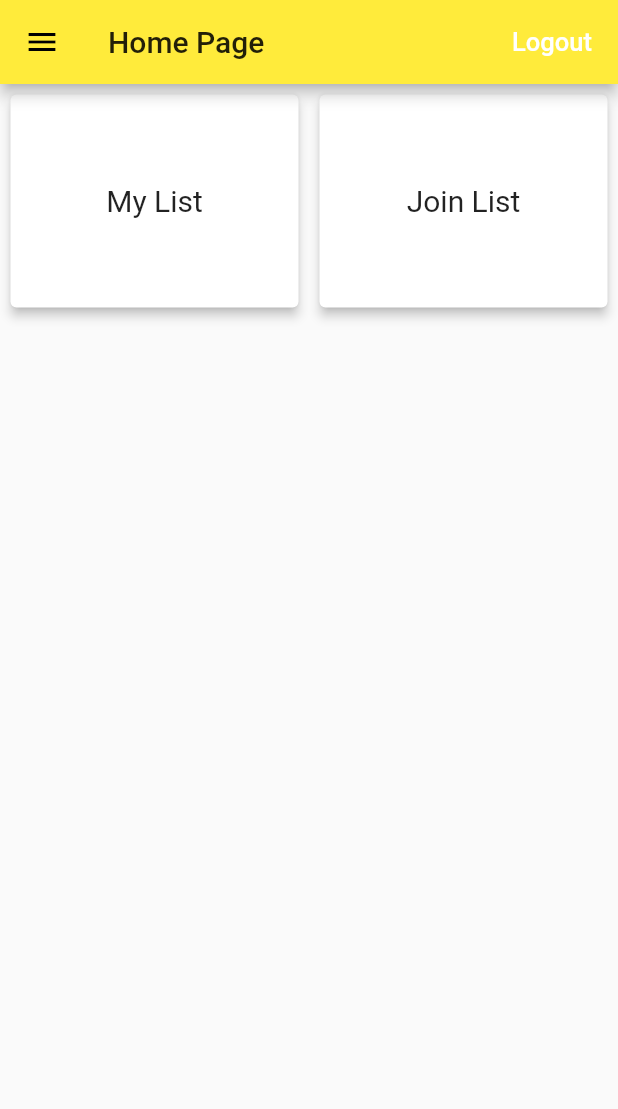
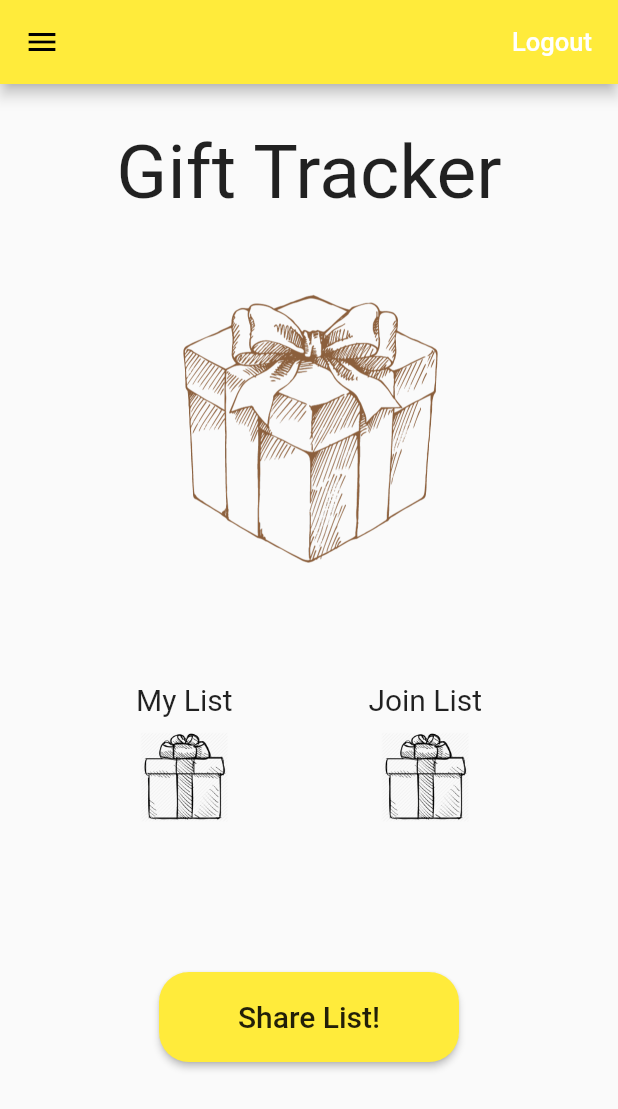
Before and after one commit to ksaetern6/GiftTracker-1, a Flutter app: the HomePage screen opened directly, on a phone screen of 412 x 824 dp. Shown: the top 1109 px of the screen. Run offline on Flutter 3.47's test engine with Material 2 defaults, Android fonts, the phone set to English and light mode, and no system bars; our stand-ins replace cloud_firestore, firebase_auth; accounts and stored records are empty.

Commit message:
Home Page revamp with userID being copied to clipboard

```diff
--- a/gift_tracker/lib/HomePage.dart
+++ b/gift_tracker/lib/HomePage.dart
@@ -2,6 +2,7 @@ import 'package:flutter/material.dart';
 import 'auth.dart';
 import 'NavDrawer.dart';
 import 'GiftListPage.dart';
+import 'package:flutter/services.dart';
 
 class HomePage extends StatelessWidget {
   HomePage({this.auth, this.onSignedOut});
@@ -20,9 +21,10 @@ class HomePage extends StatelessWidget {
 
   @override
   Widget build(BuildContext context) {
+    final key = GlobalKey<ScaffoldState>();
     return Scaffold(
+      key: key,
       appBar: AppBar(
-        title: Text("Home Page"),
         //specifying widgets to right of appBar
         actions: <Widget>[
           FlatButton(
@@ -35,53 +37,142 @@ class HomePage extends StatelessWidget {
         ],
       ),
       drawer: NavDrawer(),
-      body: Container(
-        //child: Text("Welcome", style: TextStyle(fontSize: 30.0),),
-        child: Row(
-          crossAxisAlignment: CrossAxisAlignment.center,
-          children: <Widget>[
-            Expanded(
+      body: ListView(
+        children: <Widget>[
+          Center(
               child: Container(
-                padding: EdgeInsets.all(3.0),
+                  padding: EdgeInsets.only(top: 30.0),
+                  child: Text(
+                    "Gift Tracker",
+                    style: TextStyle(
+                      fontSize: 50.0,
+                    ),
+                  ))),
+          Center(
+            child: Container(
+              padding: EdgeInsets.only(top: 40.0, bottom: 70.0),
+              child: SizedBox(
+                height: 200,
+                child: Image.asset('images/HomePage_Logo.png'),
+              ),
+            ),
+          ),
+          Row(
+            mainAxisAlignment: MainAxisAlignment.spaceEvenly,
+            children: <Widget>[
+              Column(
+                children: <Widget>[
+                  Container(
+                    padding: EdgeInsets.only(bottom: 10.0),
+                    child: Text(
+                      "My List",
+                      style: TextStyle(fontSize: 20.0),
+                    ),
+                  ),
+                  GestureDetector(
+                    child: SizedBox(
+                      child: Image.asset('images/gift.png'),
+                      height: 60,
+                      width: 60,
+                    ),
+                    onTap: () => _NavtoGiftListPage(context),
+                  )
+                ],
+              ),
+              Column(
+                children: <Widget>[
+                  Container(
+                    padding: EdgeInsets.only(bottom: 10.0),
+                    child: Text(
+                      "Join List",
+                      style: TextStyle(fontSize: 20.0),
+                    ),
+                  ),
+                  GestureDetector(
+                    child: SizedBox(
+                      child: Image.asset('images/gift.png'),
+                      height: 60,
+                      width: 60,
+                    ),
+                    onTap: () => print("shits broke yo"),
+                  )
+                ],
+              )
+            ],
+          ),
+          Center(
+              child: Container(
+                  padding: EdgeInsets.all(100.0),
                   child: SizedBox(
-                    height: 150,
-                    child: GestureDetector(
-                        onTap: () => _NavtoGiftListPage(context),
-                        child: Card(
-                            elevation: 3.0,
-                            child: Column(
-                              crossAxisAlignment: CrossAxisAlignment.center,
-                              mainAxisAlignment: MainAxisAlignment.center,
-                              children: <Widget>[
-                                Text("My List", style: TextStyle(fontSize: 20.0),)
-                              ],
-                            ))))),
-            ),
-            Expanded(
-              child: Container(
-                  padding: EdgeInsets.all(3.0),
-                  child: SizedBox(
-                      height: 150,
-                      child: GestureDetector(
-                          onTap: () => print('Open List Tapped!'),
-                          child: Card(
-                              elevation: 3.0,
-                              child: Column(
-                                crossAxisAlignment: CrossAxisAlignment.center,
-                                mainAxisAlignment: MainAxisAlignment.center,
-                                children: <Widget>[
-                                  Text("Join List", style: TextStyle(fontSize: 20.0),)
-                                ],
-                              ))))),
-            )
-          ],
-        ),
+                    height: 60,
+                    width: 200,
+                    child: RaisedButton(
+                      child: Text(
+                        "Share List!",
+                        style: TextStyle(fontSize: 20.0),
+                      ),
+                      shape: RoundedRectangleBorder(
+                          borderRadius: BorderRadius.circular(20)),
+                      color: Colors.yellow,
+                      onPressed: () => getUser(key),
+                    ),
+                  )))
+        ],
       ),
+//      body: Container(
+//        //child: Text("Welcome", style: TextStyle(fontSize: 30.0),),
+//        child: Row(
+//          crossAxisAlignment: CrossAxisAlignment.center,
+//          children: <Widget>[
+//            Expanded(
+//              child: Container(
+//                padding: EdgeInsets.all(3.0),
+//                  child: SizedBox(
+//                    height: 150,
+//                    child: GestureDetector(
+//                        onTap: () => _NavtoGiftListPage(context),
+//                        child: Card(
+//                            elevation: 3.0,
+//                            child: Column(
+//                              crossAxisAlignment: CrossAxisAlignment.center,
+//                              mainAxisAlignment: MainAxisAlignment.center,
+//                              children: <Widget>[
+//                                Text("My List", style: TextStyle(fontSize: 20.0),)
+//                              ],
+//                            ))))),
+//            ),
+//            Expanded(
+//              child: Container(
+//                  padding: EdgeInsets.all(3.0),
+//                  child: SizedBox(
+//                      height: 150,
+//                      child: GestureDetector(
+//                          onTap: () => print('Open List Tapped!'),
+//                          child: Card(
+//                              elevation: 3.0,
+//                              child: Column(
+//                                crossAxisAlignment: CrossAxisAlignment.center,
+//                                mainAxisAlignment: MainAxisAlignment.center,
+//                                children: <Widget>[
+//                                  Text("Join List", style: TextStyle(fontSize: 20.0),)
+//                                ],
+//                              ))))),
+//            )
+//          ],
+//        ),
+//      ),
     );
-  }//build context
+  } //build context
 
-  void _NavtoGiftListPage(context)
-  {
-    Navigator.push(context, MaterialPageRoute(builder: (context) => GiftListPage(auth: Auth())));
+  void _NavtoGiftListPage(context) {
+    Navigator.push(context,
+        MaterialPageRoute(builder: (context) => GiftListPage(auth: Auth())));
+  }
+
+  void getUser(key) async {
+    var user = await auth.getCurrentUser();
+    var userID = user.uid;
+    Clipboard.setData(ClipboardData(text: userID));
+    key.currentState.showSnackBar(SnackBar(content: Text('Copied to Clipboard'),));
   }
 }
--- a/gift_tracker/lib/initialPage.dart
+++ b/gift_tracker/lib/initialPage.dart
@@ -18,7 +18,7 @@ enum AuthStatus {
 class _initialPageState extends State<initialPage> {
 
   AuthStatus _authStatus = AuthStatus.notSignedIn;
-
+  String userID = "";
   //called every time stateful widget is created (before build)
   @override
   void initState() {
--- a/gift_tracker/pubspec.yaml
+++ b/gift_tracker/pubspec.yaml
@@ -22,6 +22,7 @@ dependencies:
   firebase_auth: ^0.10.0+1
   cloud_firestore: ^0.11.0+1
   intl: ^0.15.8
+  clipboard_manager: ^0.0.4
 
   # The following adds the Cupertino Icons font to your application.
   # Use with the CupertinoIcons class for iOS style icons.
@@ -48,7 +49,9 @@ flutter:
   uses-material-design: true
 
   # To add assets to your application, add an assets section, like this:
-  # assets:
+  assets:
+    - images/HomePage_Logo.png
+    - images/gift.png
   #  - images/a_dot_burr.jpeg
   #  - images/a_dot_ham.jpeg
 
```
Also changed, not shown: gift_tracker/images/HomePage_Logo.png (added), gift_tracker/images/gift.png (added).
